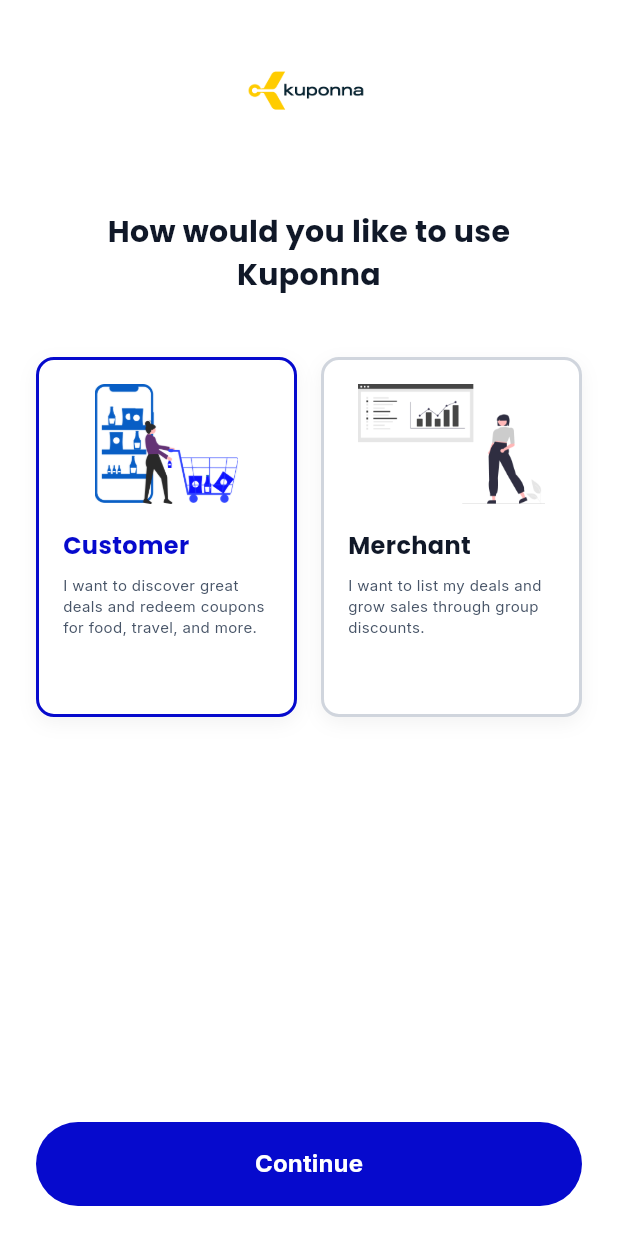
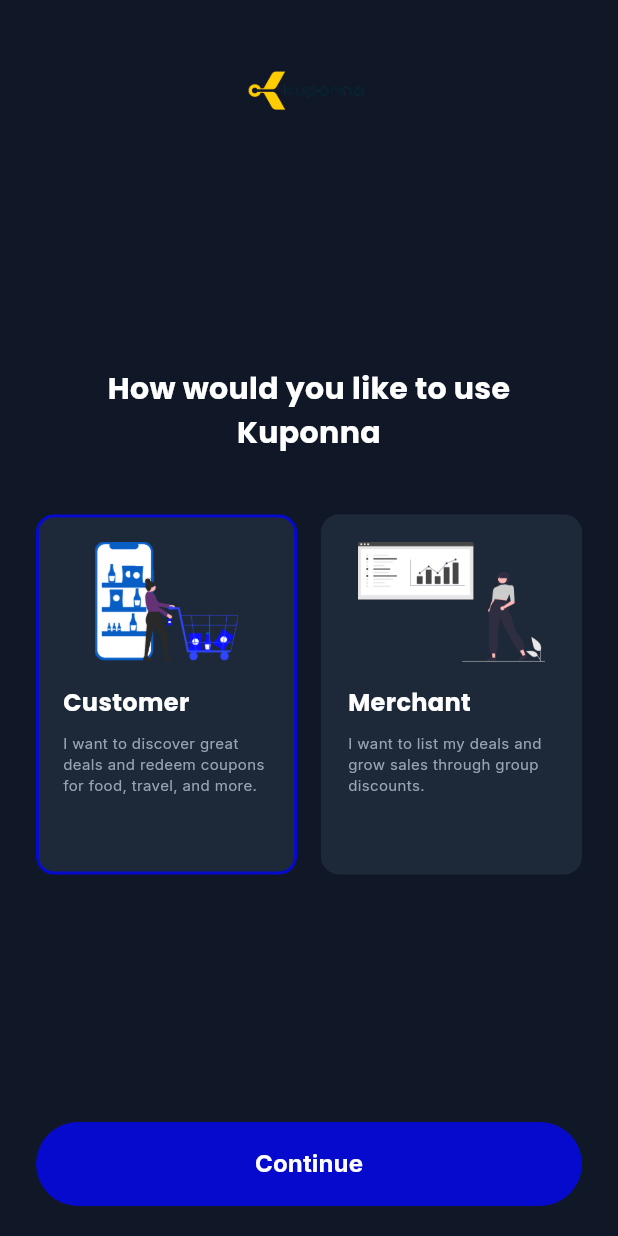
Before and after one commit to Usman-bin-Khalid/Kupoona_App, a Flutter app: the screen it shows after launch, on a phone screen of 412 x 824 dp. Run offline on Flutter 3.47's test engine with Material 3 defaults, Android fonts, the light colour scheme and no system bars; our stand-ins replace google_fonts.

Commit message:
User Selection Screen Blank Screen Issue Solved

```diff
--- a/lib/main.dart
+++ b/lib/main.dart
@@ -22,7 +22,7 @@
       title: 'Kuponna App',
       theme: AppTheme.lightTheme,
       darkTheme: AppTheme.darkTheme,
-      themeMode: ThemeMode.system, // Supports both light and dark modes
+      themeMode: ThemeMode.dark, // Supports both light and dark modes
       home: const UserSelectionScreen(),
       debugShowCheckedModeBanner: false,
     );
--- a/lib/views/screens/auth/user_selection_screen.dart
+++ b/lib/views/screens/auth/user_selection_screen.dart
@@ -14,18 +14,25 @@
 
 class _UserSelectionScreenState extends State<UserSelectionScreen> {
   bool isCustomerSelected = true;
-
   @override
   Widget build(BuildContext context) {
     final isDark = Theme.of(context).brightness == Brightness.dark;
 
     return Scaffold(
       body: SafeArea(
+        child: LayoutBuilder(
+          builder: (context, constraints) {
+            return SingleChildScrollView(
+              child: ConstrainedBox(
+                constraints: BoxConstraints(minHeight: constraints.maxHeight),
+                child: IntrinsicHeight(
                   child: Padding(
                     padding: const EdgeInsets.symmetric(horizontal: 24.0),
                     child: Column(
                       children: [
                         const SizedBox(height: 40),
+
+                        /// Logo
                         Center(
                           child: Image.asset(
                             AppConstants.logo,
@@ -39,9 +46,14 @@
                             ),
                           ),
                         ),
-              const SizedBox(height: 60),
+
+                        /// Center Content
+                        Expanded(
+                          child: Column(
+                            mainAxisAlignment: MainAxisAlignment.center,
+                            children: [
                               Text(
-                'How would you like to use\nKuponna',
+                                'How would you like to use Kuponna',
                                 textAlign: TextAlign.center,
                                 style: AppTextStyles.poppinsBold(
                                   fontSize: 20,
@@ -51,6 +63,7 @@
                                 ),
                               ),
                               const SizedBox(height: 40),
+
                               Row(
                                 children: [
                                   Expanded(
@@ -60,7 +73,9 @@
                                           'I want to discover great deals and redeem coupons for food, travel, and more.',
                                       iconPath: AppConstants.customerIcon,
                                       isSelected: isCustomerSelected,
-                      onTap: () => setState(() => isCustomerSelected = true),
+                                      onTap: () => setState(
+                                        () => isCustomerSelected = true,
+                                      ),
                                       isDark: isDark,
                                     ),
                                   ),
@@ -72,13 +87,19 @@
                                           'I want to list my deals and grow sales through group discounts.',
                                       iconPath: AppConstants.merchantIcon,
                                       isSelected: !isCustomerSelected,
-                      onTap: () => setState(() => isCustomerSelected = false),
+                                      onTap: () => setState(
+                                        () => isCustomerSelected = false,
+                                      ),
                                       isDark: isDark,
                                     ),
                                   ),
                                 ],
                               ),
-              const Spacer(),
+                            ],
+                          ),
+                        ),
+
+                        /// Button Bottom
                         CustomButton(
                           text: 'Continue',
                           onPressed: () {
@@ -90,9 +111,15 @@
                             );
                           },
                         ),
+
                         const SizedBox(height: 20),
                       ],
                     ),
+                  ),
+                ),
+              ),
+            );
+          },
         ),
       ),
     );
@@ -147,10 +174,10 @@
               title,
               style: AppTextStyles.poppinsBold(
                 fontSize: 16,
-                color: isSelected
+                color: isDark
+                    ? AppColors.textPrimaryDark
+                    : (isSelected
                           ? AppColors.primary
-                    : (isDark
-                          ? AppColors.textPrimaryDark
                           : AppColors.textPrimaryLight),
               ),
             ),
```
Lines whose indentation alone changed are shown as unchanged.
